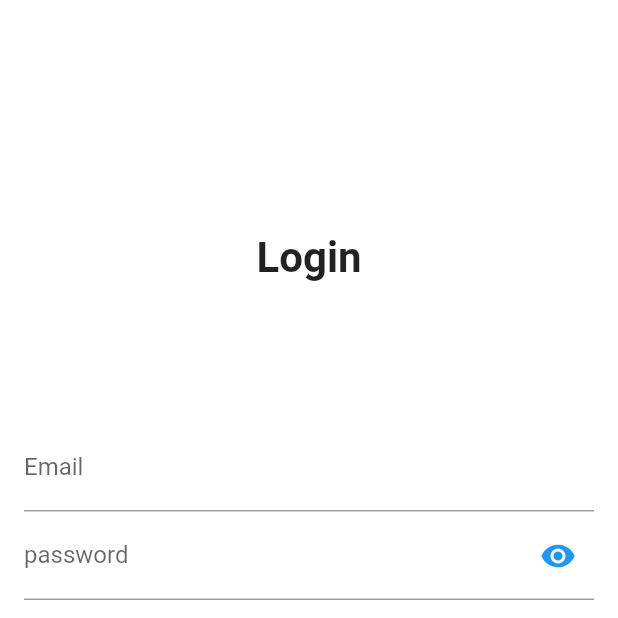
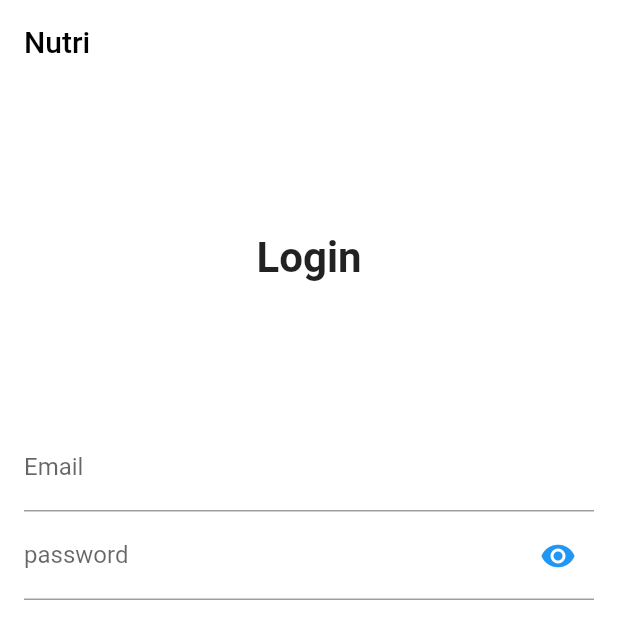
Before and after one commit to shavar67/nutri, a Flutter app: the screen it shows after launch, on a phone screen of 412 x 824 dp, the top half of it. Run offline on Flutter 3.47's test engine with Material 2 defaults, Android fonts, the phone set to English and light mode, and no system bars; drawn by our look-alikes of auto_size_text; our stand-ins replace firebase_auth, firebase_core, flutter_easyloading, logger, shared_preferences; accounts and stored records are empty.

Commit message:
hmmm, i broke something check providers

```diff
--- a/lib/main.dart
+++ b/lib/main.dart
@@ -3,10 +3,10 @@ import 'package:flutter/material.dart';
 import 'package:flutter/services.dart';
 import 'package:flutter_easyloading/flutter_easyloading.dart';
 import 'package:logger/logger.dart';
+import 'package:nuclear/constants/auth/auth.dart';
 import 'package:nuclear/constants/route_constants.dart';
 import 'package:nuclear/model/theme_provider.dart';
 import 'package:nuclear/routes/router.dart';
-import 'package:nuclear/screens/shared/auth.dart';
 import 'package:nuclear/screens/shared/home.dart';
 import 'package:nuclear/theme/app_theme.dart';
 import 'package:provider/provider.dart';
@@ -76,7 +76,7 @@ class _MyAppState extends State<MyApp> {
         child: Consumer<ThemeProvider>(
           builder: (BuildContext context, value, Widget? child) {
             return MaterialApp(
-                debugShowCheckedModeBanner: false,
+                debugShowCheckedModeBanner: true,
                 title: 'Flutter Demo',
                 theme: !_themeProvider.getDarkTheme
                     ? AppTheme.lightTheme
--- a/lib/screens/shared/home.dart
+++ b/lib/screens/shared/home.dart
@@ -1,7 +1,7 @@
 import 'package:firebase_auth/firebase_auth.dart';
 import 'package:flutter/material.dart';
+import 'package:nuclear/constants/auth/auth.dart';
 import 'package:nuclear/screens/mobile/mobile.dart';
-import 'package:nuclear/screens/shared/auth.dart';
 import 'package:nuclear/screens/shared/login.dart';
 import 'package:nuclear/screens/tablet/tablet.dart';
 
--- a/lib/screens/shared/login.dart
+++ b/lib/screens/shared/login.dart
@@ -1,8 +1,10 @@
+import 'package:auto_size_text/auto_size_text.dart';
 import 'package:firebase_auth/firebase_auth.dart';
 import 'package:flutter/material.dart';
 import 'package:logger/logger.dart';
+import 'package:nuclear/constants/auth/auth.dart';
 import 'package:nuclear/constants/strings.dart';
-import 'package:nuclear/screens/shared/auth.dart';
+import 'package:nuclear/model/theme_provider.dart';
 import 'package:provider/provider.dart';
 
 import '../../constants/route_constants.dart';
@@ -65,12 +67,17 @@ class _LoginWidgetState extends State<LoginWidget> {
 
   @override
   Widget build(BuildContext context) {
-    final authService = context.watch<Auth>();
-
+    final authService = context.read<Auth>();
+    final themeProvider = context.watch<ThemeProvider>();
     return Scaffold(
       resizeToAvoidBottomInset: false,
       key: _scaffoldKey,
-      appBar: AppBar(title: const Text(Strings.homeTitle)),
+      appBar: AppBar(
+          title: AutoSizeText(
+        Strings.homeTitle,
+        style: TextStyle(
+            color: themeProvider.getDarkTheme ? Colors.white : Colors.black),
+      )),
       body: Form(
         key: _formkey,
         child: SizedBox(
--- a/lib/screens/shared/regsiter.dart
+++ b/lib/screens/shared/regsiter.dart
@@ -1,8 +1,8 @@
 import 'package:firebase_auth/firebase_auth.dart';
 import 'package:flutter/material.dart';
 import 'package:logger/logger.dart';
+import 'package:nuclear/constants/auth/auth.dart';
 import 'package:nuclear/constants/strings.dart';
-import 'package:nuclear/screens/shared/auth.dart';
 import 'package:provider/provider.dart';
 
 import '../../constants/route_constants.dart';
```
Also changed, not shown: lib/widgets/mobile/mobile_setting_options.dart (+27 -18 lines), lib/constants/auth/auth.dart (renamed from lib/screens/shared/auth.dart), 6 other files.
